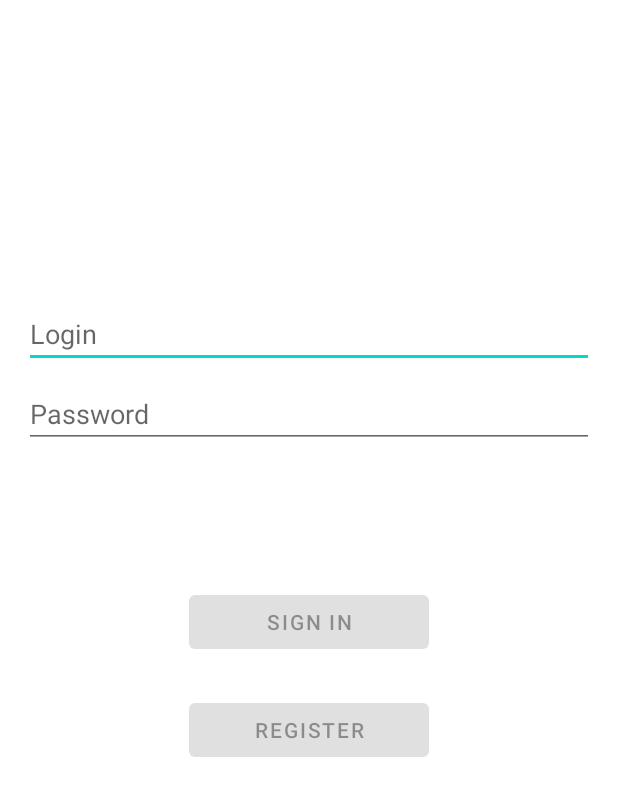
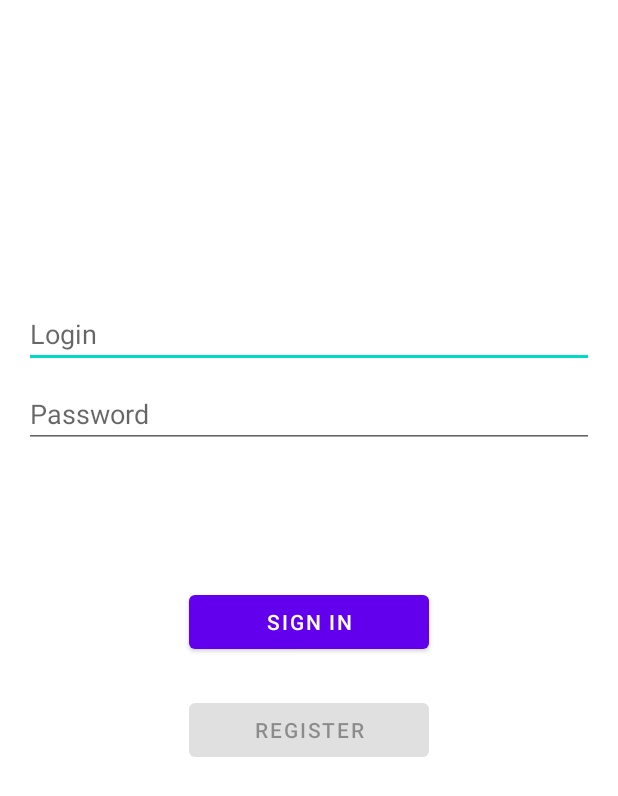
Before and after one commit to ElysiumHSE/Elysium, an Android app: the screen it shows after launch (LoginActivity), on a phone screen of 412 x 824 dp. Shown: the top 796 px of the screen. Run offline under Robolectric (Android 15) with nearby library versions, the phone set to English and light mode, and no system bars; our stand-ins replace Dagger/Hilt's generated code.

Commit message:
Add some logic in LoginActivity

```diff
--- a/ElysiumApp/app/build.gradle
+++ b/ElysiumApp/app/build.gradle
@@ -30,6 +30,9 @@ android {
     kotlinOptions {
         jvmTarget = '1.8'
     }
+    buildFeatures {
+        viewBinding true
+    }
 }
 
 dependencies {
--- a/ElysiumApp/app/src/main/java/ru/hse/elysiumapp/ui/activities/LoginActivity.kt
+++ b/ElysiumApp/app/src/main/java/ru/hse/elysiumapp/ui/activities/LoginActivity.kt
@@ -1,17 +1,68 @@
 package ru.hse.elysiumapp.ui.activities
 
+import android.app.Activity
+import android.content.Intent
 import androidx.appcompat.app.AppCompatActivity
 import android.os.Bundle
+import android.view.View
+import android.widget.Toast
 import androidx.activity.viewModels
+import androidx.annotation.StringRes
+import androidx.lifecycle.Observer
 import ru.hse.elysiumapp.R
+import ru.hse.elysiumapp.databinding.ActivityLoginBinding
+import ru.hse.elysiumapp.ui.viewmodels.LoggedInUserView
+import ru.hse.elysiumapp.ui.viewmodels.LoginErrorOccurred
 import ru.hse.elysiumapp.ui.viewmodels.LoginViewModel
 
 class LoginActivity : AppCompatActivity() {
 
     private val loginViewModel: LoginViewModel by viewModels()
+    private lateinit var binding: ActivityLoginBinding
 
     override fun onCreate(savedInstanceState: Bundle?) {
         super.onCreate(savedInstanceState)
-        setContentView(R.layout.activity_login)
+
+        binding = ActivityLoginBinding.inflate(layoutInflater)
+        setContentView(binding.root)
+
+        val username = binding.username
+        val password = binding.password
+        val login = binding.login
+        val register = binding.register
+        val loading = binding.loading
+
+        login.isEnabled = true;
+
+        register.setOnClickListener {
+            startActivity(Intent(this, RegistrationActivity::class.java))
+        }
+
+        loginViewModel.loginResult.observe(this@LoginActivity, Observer {
+            val loginResult = it ?: return@Observer
+
+            loading.visibility = View.GONE
+            if (loginResult.error != null) {
+                provideLoginError(loginResult.error)
+            } else if (loginResult.success != null) {
+                provideLoginSuccess(loginResult.success)
+                setResult(RESULT_OK)
+                finish()
+                startActivity(Intent(this, MainActivity::class.java))
+            }
+        })
+
+        login.setOnClickListener {
+            loading.visibility = View.VISIBLE
+            loginViewModel.login(username.text.toString(), password.text.toString())
+        }
+    }
+
+    private fun provideLoginError(error: LoginErrorOccurred) {
+        Toast.makeText(applicationContext, error.message, Toast.LENGTH_SHORT).show()
+    }
+
+    private fun provideLoginSuccess(success: LoggedInUserView) {
+        Toast.makeText(applicationContext, success.message, Toast.LENGTH_SHORT).show()
     }
 }
--- a/ElysiumApp/app/src/main/java/ru/hse/elysiumapp/ui/activities/MainActivity.kt
+++ b/ElysiumApp/app/src/main/java/ru/hse/elysiumapp/ui/activities/MainActivity.kt
@@ -4,14 +4,18 @@ import androidx.appcompat.app.AppCompatActivity
 import android.os.Bundle
 import androidx.activity.viewModels
 import ru.hse.elysiumapp.R
+import ru.hse.elysiumapp.databinding.ActivityMainBinding
 import ru.hse.elysiumapp.ui.viewmodels.MainViewModel
 
 class MainActivity : AppCompatActivity() {
 
     private val mainViewModel: MainViewModel by viewModels()
+    private lateinit var binding: ActivityMainBinding
 
     override fun onCreate(savedInstanceState: Bundle?) {
         super.onCreate(savedInstanceState)
-        setContentView(R.layout.activity_main)
+
+        binding = ActivityMainBinding.inflate(layoutInflater)
+        setContentView(binding.root)
     }
 }
--- a/ElysiumApp/app/src/main/java/ru/hse/elysiumapp/ui/activities/RegistrationActivity.kt
+++ b/ElysiumApp/app/src/main/java/ru/hse/elysiumapp/ui/activities/RegistrationActivity.kt
@@ -4,14 +4,18 @@ import androidx.appcompat.app.AppCompatActivity
 import android.os.Bundle
 import androidx.activity.viewModels
 import ru.hse.elysiumapp.R
+import ru.hse.elysiumapp.databinding.ActivityRegistrationBinding
 import ru.hse.elysiumapp.ui.viewmodels.RegistrationViewModel
 
 class RegistrationActivity : AppCompatActivity() {
 
     private val registrationViewModel: RegistrationViewModel by viewModels()
+    private lateinit var binding: ActivityRegistrationBinding
 
     override fun onCreate(savedInstanceState: Bundle?) {
         super.onCreate(savedInstanceState)
-        setContentView(R.layout.activity_registration)
+
+        binding = ActivityRegistrationBinding.inflate(layoutInflater)
+        setContentView(binding.root)
     }
 }
--- a/ElysiumApp/app/src/main/java/ru/hse/elysiumapp/ui/viewmodels/LoginViewModel.kt
+++ b/ElysiumApp/app/src/main/java/ru/hse/elysiumapp/ui/viewmodels/LoginViewModel.kt
@@ -1,11 +1,35 @@
 package ru.hse.elysiumapp.ui.viewmodels
 
+import androidx.lifecycle.LiveData
+import androidx.lifecycle.MutableLiveData
 import androidx.lifecycle.ViewModel
 import dagger.hilt.android.lifecycle.HiltViewModel
 import javax.inject.Inject
+
+data class LoggedInUserView(
+    val message: String
+)
+
+data class LoginErrorOccurred(
+    val message: String
+)
+
+data class LoginResult(
+    val success: LoggedInUserView? = null,
+    val error: LoginErrorOccurred? = null
+)
 
 @HiltViewModel
 class LoginViewModel @Inject constructor(
     // Login Connection
 ) : ViewModel() {
+
+    private val _loginResult = MutableLiveData<LoginResult>()
+    val loginResult: LiveData<LoginResult> = _loginResult
+
+    fun login(username: String, password: String) {
+        // TODO login on server, update loginResult
+        Thread.sleep(1_000)
+        _loginResult.value = LoginResult(success = LoggedInUserView(message = "I'm in"))
+    }
 }
--- /dev/null
+++ b/ElysiumApp/app/src/main/res/drawable/spinner.xml
@@ -0,0 +1,24 @@
+<?xml version="1.0" encoding="utf-8"?>
+<animated-rotate xmlns:android="http://schemas.android.com/apk/res/android"
+    android:pivotX="50%"
+    android:pivotY="50%" >
+
+    <shape
+        android:innerRadiusRatio="4"
+        android:shape="ring"
+        android:thicknessRatio="5.333"
+        android:useLevel="false" >
+        <size
+            android:height="18dip"
+            android:width="18dip" />
+
+        <gradient
+            android:centerColor="#886688cc"
+            android:centerY="0.50"
+            android:endColor="#ff6688cc"
+            android:startColor="#006688cc"
+            android:type="sweep"
+            android:useLevel="false" />
+    </shape>
+
+</animated-rotate>
--- a/ElysiumApp/app/src/main/res/layout/activity_login.xml
+++ b/ElysiumApp/app/src/main/res/layout/activity_login.xml
@@ -68,14 +68,12 @@
         android:id="@+id/loading"
         android:layout_width="wrap_content"
         android:layout_height="wrap_content"
-        android:layout_gravity="center"
-        android:layout_marginTop="64dp"
-        android:layout_marginBottom="64dp"
         android:visibility="gone"
-        app:layout_constraintBottom_toBottomOf="parent"
-        app:layout_constraintEnd_toEndOf="@+id/password"
-        app:layout_constraintStart_toStartOf="@+id/password"
-        app:layout_constraintTop_toTopOf="parent"
-        app:layout_constraintVertical_bias="0.3" />
+        android:indeterminateDrawable="@drawable/spinner"
+        android:indeterminateOnly="true"
+        app:layout_constraintStart_toStartOf="@+id/register"
+        app:layout_constraintEnd_toEndOf="@+id/register"
+        app:layout_constraintTop_toBottomOf="@+id/register"
+        android:layout_marginTop="20dp"/>
 
 </androidx.constraintlayout.widget.ConstraintLayout>
```
Also changed, not shown: ElysiumApp/app/src/main/res/layout/activity_registration.xml (+7 -9 lines).
